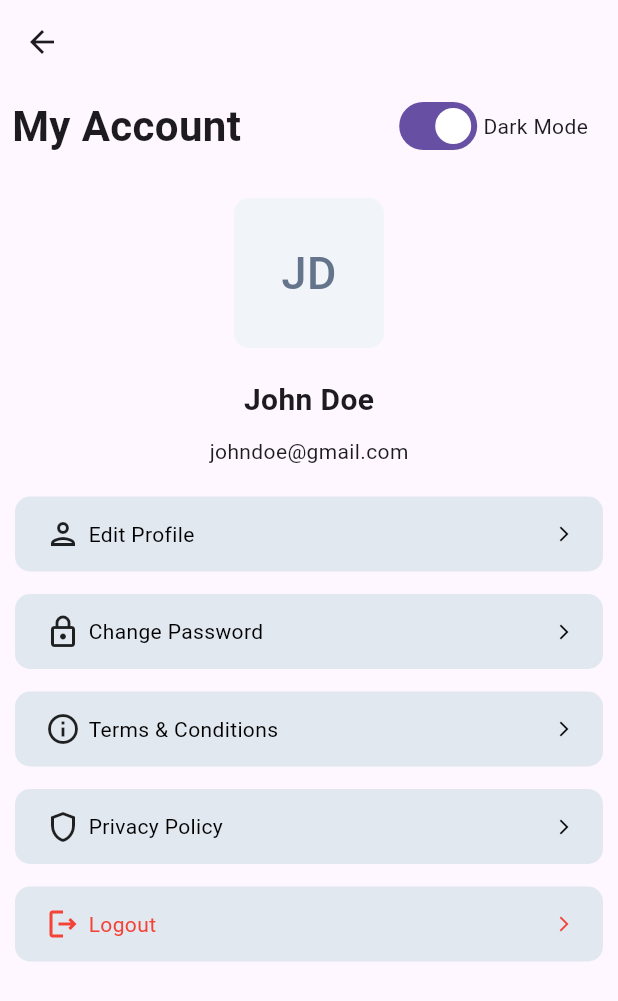
After one commit to code100x/cms-mobile-flutter, a Flutter app: the AccountScreen screen opened directly, on a phone screen of 412 x 824 dp. The commit adds this screen. Shown: the top 1001 px of the screen. Run offline on Flutter 3.47's test engine with Material 3 defaults, Android fonts, the phone set to English and light mode, and no system bars; our stand-ins replace flutter_riverpod, flutter_svg, go_router.

Commit message:
add account screen and child screen

```diff
--- /dev/null
+++ b/lib/src/features/account/presentation/account_screen.dart
@@ -0,0 +1,241 @@
+import 'package:cms_flutter/src/common/primary_button.dart';
+import 'package:cms_flutter/src/common/secondary_button.dart';
+import 'package:flutter/material.dart';
+import 'package:go_router/go_router.dart';
+
+class AccountScreen extends StatefulWidget {
+  const AccountScreen({super.key});
+  @override
+  State<AccountScreen> createState() => _AccountScreenState();
+}
+
+class _AccountScreenState extends State<AccountScreen> {
+  @override
+  Widget build(BuildContext context) {
+    return Scaffold(
+      appBar: AppBar(),
+      body: SafeArea(
+        child: Column(
+          children: [
+            Row(
+              children: [
+                const Padding(
+                  padding: EdgeInsets.all(8.0),
+                  child: Text(
+                    "My Account",
+                    style: TextStyle(fontSize: 28, fontWeight: FontWeight.bold),
+                  ),
+                ),
+                const Spacer(),
+                Switch(
+                  value: true,
+                  onChanged: (val) {},
+                ),
+                const Text('Dark Mode'),
+                const SizedBox(
+                  width: 20,
+                )
+              ],
+            ),
+            Padding(
+              padding: const EdgeInsets.only(top: 20.0, bottom: 20),
+              child: Center(
+                child: SizedBox(
+                  width: 100,
+                  height: 100,
+                  child: Container(
+                    decoration: BoxDecoration(
+                        color: const Color(0xFFF1F5F9),
+                        borderRadius: BorderRadius.circular(10)),
+                    child: const Center(
+                      child: Text(
+                        'JD',
+                        style: TextStyle(
+                            fontSize: 30,
+                            fontWeight: FontWeight.w500,
+                            color: Color(0xFF64748B)),
+                      ),
+                    ),
+                  ),
+                ),
+              ),
+            ),
+            const Text(
+              'John Doe',
+              style: TextStyle(fontSize: 20, fontWeight: FontWeight.w600),
+            ),
+            const SizedBox(
+              height: 10,
+            ),
+            const Text('johndoe@gmail.com'),
+            const SizedBox(
+              height: 20,
+            ),
+            _accountActionButton(
+              icon: const Icon(Icons.person_outlined),
+              color: Colors.black,
+              onTap: () {
+                context.go('/account/profile');
+              },
+              text: 'Edit Profile',
+            ),
+            _accountActionButton(
+              icon: const Icon(Icons.lock_outlined),
+              color: Colors.black,
+              onTap: () {
+                context.go('/account/change-password');
+              },
+              text: 'Change Password',
+            ),
+            _accountActionButton(
+              icon: const Icon(Icons.info_outlined),
+              color: Colors.black,
+              onTap: () {
+                // TODO: Navigate to terms and conditions
+              },
+              text: 'Terms & Conditions',
+            ),
+            _accountActionButton(
+              icon: const Icon(Icons.shield_outlined),
+              color: Colors.black,
+              onTap: () {
+                // TODO: Navigate to terms and conditions
+              },
+              text: 'Privacy Policy',
+            ),
+            _accountActionButton(
+                icon: const Icon(
+                  Icons.logout_outlined,
+                  color: Colors.red,
+                ),
+                color: Colors.red,
+                onTap: () {
+                  showModalBottomSheet<void>(
+                    isScrollControlled: true,
+                    isDismissible: true,
+                    backgroundColor: Colors.white,
+                    context: context,
+                    builder: (context) {
+                      return SizedBox(
+                        width: double.infinity,
+                        child: Column(
+                          mainAxisSize: MainAxisSize.min,
+                          children: [
+                            const SizedBox(
+                              height: 20,
+                            ),
+                            const Icon(
+                              Icons.logout_outlined,
+                              color: Colors.red,
+                              size: 40,
+                            ),
+                            const Text(
+                              'Logout',
+                              style: TextStyle(
+                                  fontSize: 28, fontWeight: FontWeight.bold),
+                            ),
+                            const Text('Are you Sure?'),
+                            const SizedBox(
+                              height: 20,
+                            ),
+                            Flexible(
+                              child: Row(
+                                mainAxisSize: MainAxisSize.min,
+                                children: [
+                                  const SizedBox(
+                                    width: 20,
+                                  ),
+                                  Expanded(
+                                    child: SecondaryButton(
+                                        buttonText: 'Cancel',
+                                        onPressed: () {
+                                          context.pop();
+                                        }),
+                                  ),
+                                  const SizedBox(
+                                    width: 20,
+                                  ),
+                                  Expanded(
+                                    child: PrimaryButton(
+                                      buttonText: 'Logout',
+                                      onPressed: () {
+                                        context.go('/landing');
+                                      },
+                                      color: Colors.red,
+                                    ),
+                                  ),
+                                  const SizedBox(
+                                    width: 20,
+                                  ),
+                                ],
+                              ),
+                            ),
+                            const SizedBox(
+                              height: 30,
+                            )
+                          ],
+                        ),
+                      );
+                    },
+                  );
+                },
+                text: 'Logout'),
+            const Spacer(
+              flex: 1,
+            ),
+          ],
+        ),
+      ),
+    );
+  }
+
+  Widget _accountActionButton({
+    required VoidCallback onTap,
+    required Color color,
+    required String text,
+    required Icon icon,
+  }) {
+    return Padding(
+      padding: const EdgeInsets.only(left: 10, right: 10, bottom: 15),
+      child: SizedBox(
+        height: 50,
+        width: double.infinity,
+        child: Container(
+          decoration: BoxDecoration(
+              color: const Color(0xFFE2E8F0),
+              borderRadius: BorderRadius.circular(10)),
+          child: Material(
+            color: Colors.transparent,
+            child: InkWell(
+              onTap: onTap,
+              child: Row(
+                children: [
+                  const SizedBox(
+                    width: 20,
+                  ),
+                  icon,
+                  const SizedBox(
+                    width: 5,
+                  ),
+                  Text(
+                    text,
+                    style: TextStyle(color: color),
+                  ),
+                  const Spacer(),
+                  Icon(
+                    Icons.arrow_forward_ios_outlined,
+                    size: 12,
+                    color: color,
+                  ),
+                  const SizedBox(
+                    width: 20,
+                  ),
+                ],
+              ),
+            ),
+          ),
+        ),
+      ),
+    );
+  }
+}
```
Also changed, not shown: lib/src/common/primary_button.dart (+8 -4 lines), lib/src/features/account/presentation/change_password_screen.dart (added, +107 -0 lines), lib/src/features/account/presentation/edit_profile_screen.dart (added, +111 -0 lines).
